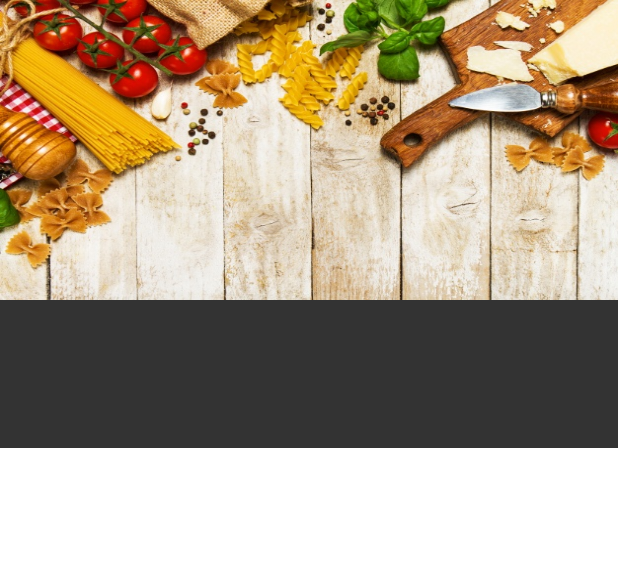
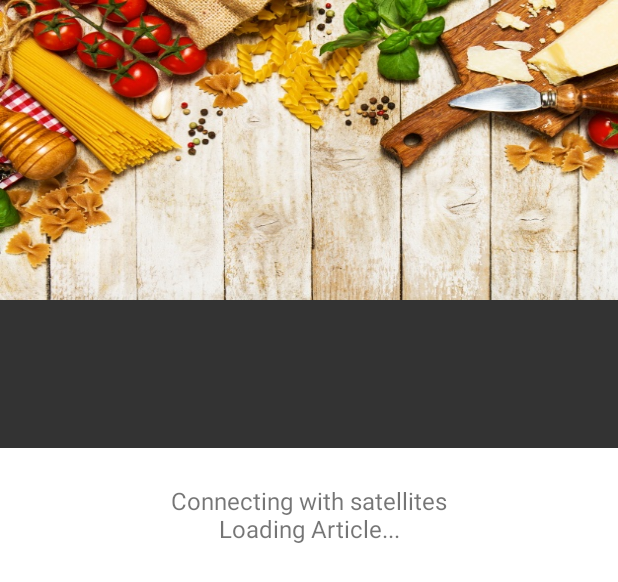
Before and after one commit to dilipkumar4813/Android-xyz-reader, an Android app: the layout content_test.xml on its own in the app's theme, with its tools: preview values and no code run, on a phone screen of 412 x 824 dp. Shown: the top 582 px of the screen. Run offline under Robolectric (Android 15) with nearby library versions, the phone set to English and light mode, and no system bars.

Commit message:
Removal of unwanted libraries and parsing data between activities

```diff
--- a/XYZReader/build.gradle
+++ b/XYZReader/build.gradle
@@ -23,8 +23,6 @@ dependencies {
     compile "com.android.support:recyclerview-v7:$androidSupportVersion"
     compile "com.android.support:cardview-v7:$androidSupportVersion"
     compile "com.android.support:design:$androidSupportVersion"
-    compile 'com.squareup.picasso:picasso:2.5.2'
     compile files('libs/volley.jar')
     compile 'com.squareup.okhttp3:okhttp:3.1.2'
-    compile 'com.android.support.constraint:constraint-layout:1.0.2'
 }
--- a/XYZReader/src/main/java/com/example/xyzreader/ui/ArticleDetailActivity.java
+++ b/XYZReader/src/main/java/com/example/xyzreader/ui/ArticleDetailActivity.java
@@ -84,9 +84,11 @@ public class ArticleDetailActivity extends AppCompatActivity
         });
 
         final TextView bodyView = (TextView) findViewById(R.id.article_body);
+        final TextView loadingLayout = (TextView) findViewById(R.id.loading_text);
         bodyView.postDelayed(new Runnable() {
             @Override
             public void run() {
+                loadingLayout.setVisibility(View.GONE);
                 bodyView.setText(bodyData);
             }
         }, 700);
--- a/XYZReader/src/main/java/com/example/xyzreader/ui/ArticleListActivity.java
+++ b/XYZReader/src/main/java/com/example/xyzreader/ui/ArticleListActivity.java
@@ -21,7 +21,6 @@ import android.widget.TextView;
 
 import com.example.xyzreader.R;
 import com.example.xyzreader.data.ArticleLoader;
-import com.example.xyzreader.data.ItemsContract;
 import com.example.xyzreader.data.UpdaterService;
 
 import java.text.ParseException;
@@ -143,13 +142,9 @@ public class ArticleListActivity extends AppCompatActivity implements
                                 .makeSceneTransitionAnimation(ArticleListActivity.this,
                                         vh.thumbnailView,
                                         vh.thumbnailView.getTransitionName()).toBundle();
-                        //startActivity(new Intent(ArticleListActivity.this, TestActivity.class), bundle);
                     }
 
                     viewDetails.putExtra(ITEM_ID, getItemId(vh.getAdapterPosition()));
-                    mCursor.moveToPosition(vh.getAdapterPosition());
-                    viewDetails.putExtra("title", mCursor.getString(ArticleLoader.Query.TITLE));
-                    viewDetails.putExtra("imageDetails", mCursor.getString(ArticleLoader.Query.PHOTO_URL));
                     startActivity(viewDetails, bundle);
 
                     /*startActivity(new Intent(Intent.ACTION_VIEW,
--- a/XYZReader/src/main/res/layout/content_test.xml
+++ b/XYZReader/src/main/res/layout/content_test.xml
@@ -62,6 +62,16 @@
             </LinearLayout>
 
             <TextView
+                android:id="@+id/loading_text"
+                android:layout_width="wrap_content"
+                android:layout_height="wrap_content"
+                android:layout_gravity="center_horizontal"
+                android:layout_margin="@dimen/keyline_2"
+                android:gravity="center_horizontal"
+                android:text="Connecting with satellites\nLoading Article..."
+                android:textSize="16sp" />
+
+            <TextView
                 android:id="@+id/article_body"
                 style="?android:attr/textAppearanceMedium"
                 android:layout_width="match_parent"
@@ -72,7 +82,7 @@
                 android:paddingBottom="@dimen/detail_body_bottom_margin"
                 android:textColor="@color/textPrimary"
                 android:textColorLink="@color/colorAccent"
-                android:textSize="@dimen/detail_body_text_size" />
+                android:textSize="16sp" />
         </LinearLayout>
     </LinearLayout>
 </ScrollView>
```
